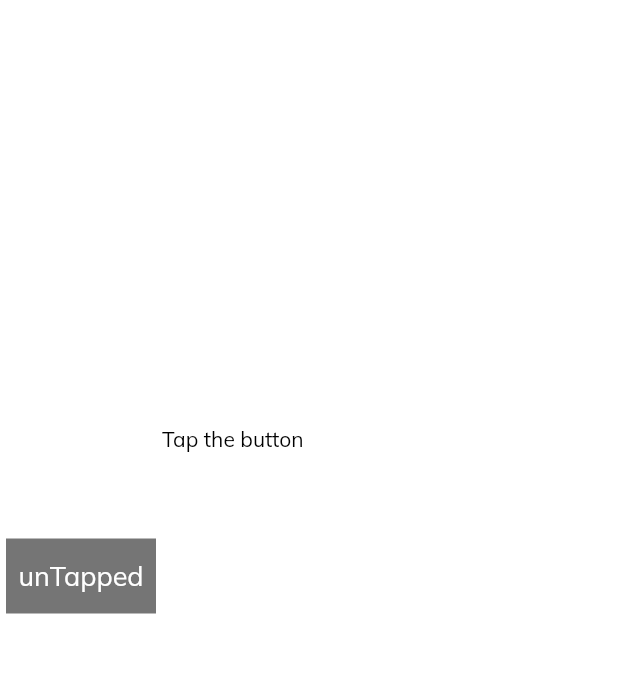
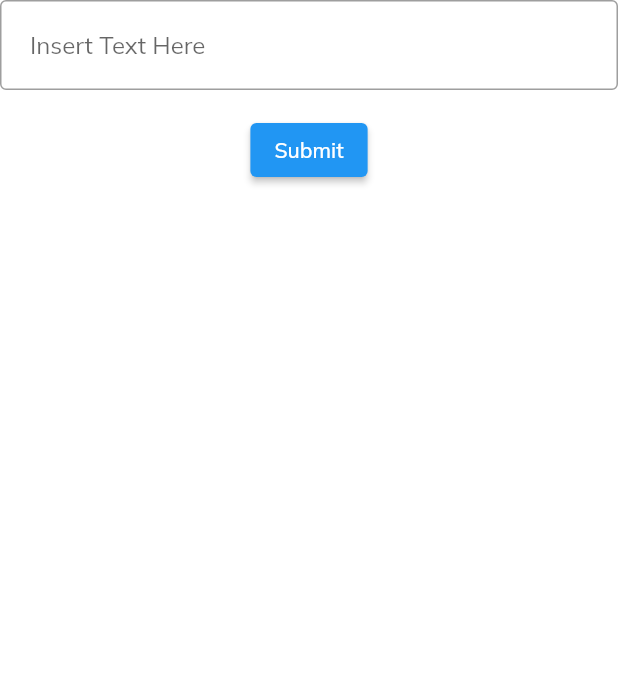
Before and after one commit to ChicoState/sound-space, a Flutter app: the screen it shows after launch, on a phone screen of 412 x 824 dp, the part 84-757 px from its top. Run offline on Flutter 3.47's test engine with Material 2 defaults, Android fonts, the phone set to English and light mode, and no system bars; our stand-ins replace get, google_fonts.

Commit message:
working Text Form

```diff
--- a/lib/pages/overview/overview.dart
+++ b/lib/pages/overview/overview.dart
@@ -11,48 +11,40 @@ class ImageHandler extends StatefulWidget {
 // This widget is tracking its own state
 class _ImageHandlerState extends State<ImageHandler> {
   // private vars
-  bool _isTapped = false;
-  int _tapped = 0;
+  final _formKey = GlobalKey<FormState>();
 
   @override
   Widget build(BuildContext context) {
-    return GestureDetector(
-      onTap: () {
-        setState(() {
-          // logic to change isTapped
-          _isTapped = !_isTapped;
-        });
-      },
-      child: Row(
-        mainAxisAlignment: MainAxisAlignment.spaceEvenly,
-        crossAxisAlignment: CrossAxisAlignment.center,
-        children: [
-          // This is teh button
-          SizedBox(
-            width: 100.0,
-            height: 50.0,
-            child: Container(
-              child: Center(
-                child: Text(
-                  _isTapped ? 'Tapped' : 'unTapped',
-                  style: const TextStyle(fontSize: 18.0, color: Colors.white),
-                ),
-              ),
-              width: 100.0,
-              height: 50.0,
-              decoration: BoxDecoration(
-                color: _isTapped ? Colors.lightGreen[700] : Colors.grey[600],
-              ),
+    return Form(
+      child: Column(
+        children: <Widget>[
+          // TextFeild
+          TextFormField(
+            decoration: InputDecoration(
+              hintText: 'Insert Text Here',
+              border: OutlineInputBorder(),
+              contentPadding: EdgeInsets.all(20.0),
             ),
+            validator: (value) {
+              if (value == null || value.isEmpty) {
+                return 'Please Enter Text';
+              }
+              // This is the actual return that will use 'value'
+              return null;
+            },
           ),
-          // THis is the picture
-          SizedBox(
-            width: 300.0,
-            height: 200.0,
-            child: Container(
-                child: _isTapped
-                    ? Image.asset('still_art/test_img.jpg')
-                    : Text('Tap the button')),
+          Padding(
+            padding: const EdgeInsets.symmetric(vertical: 16.0),
+            child: ElevatedButton(
+              onPressed: () {
+                // Validate will return true if form is valid
+                if (_formKey.currentState!.validate()) {
+                  // form is invalid
+                  //Proccess data
+                }
+              },
+              child: const Text('Submit'),
+            ),
           ),
         ],
       ),
--- a/pubspec.yaml
+++ b/pubspec.yaml
@@ -67,6 +67,9 @@ flutter:
     - assets/icons/
     - assets/still_art/ # art without animation
 
+  # image sources:
+  # test_img: https://unsplash.com/photos/eybM9n4yrpE
+
   # An image asset can refer to one or more resolution-specific "variants", see
   # https://flutter.dev/assets-and-images/#resolution-aware.
 
```
